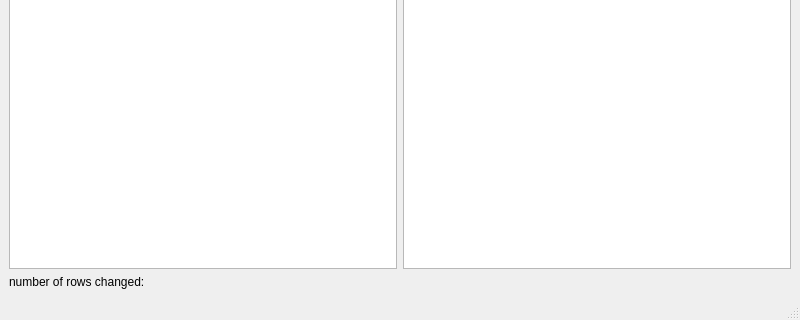
Before: the Qt Designer form mainwindow.ui in tgys/csv-diff-gui, drawn with Qt 5; both pictures show x 0 to 800 and y 280 to 600 of the 800 by 600 pixel window.
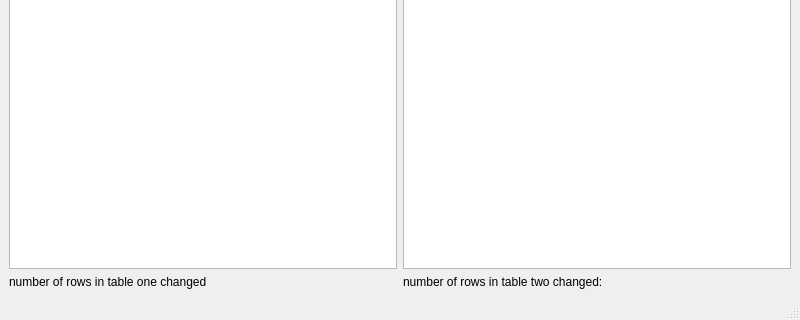
After: the same form once the commit is applied.

```diff
--- a/mainwindow.ui
+++ b/mainwindow.ui
@@ -28,7 +28,7 @@
     <item row="3" column="0">
      <widget class="QLabel" name="label_3">
       <property name="text">
-       <string>number of rows changed:      </string>
+       <string>number of rows in table one changed</string>
       </property>
      </widget>
     </item>
@@ -42,6 +42,13 @@
       </property>
      </widget>
     </item>
+    <item row="3" column="1">
+     <widget class="QLabel" name="label_4">
+      <property name="text">
+       <string>number of rows in table two changed:</string>
+      </property>
+     </widget>
+    </item>
    </layout>
   </widget>
   <widget class="QMenuBar" name="menubar">
```
